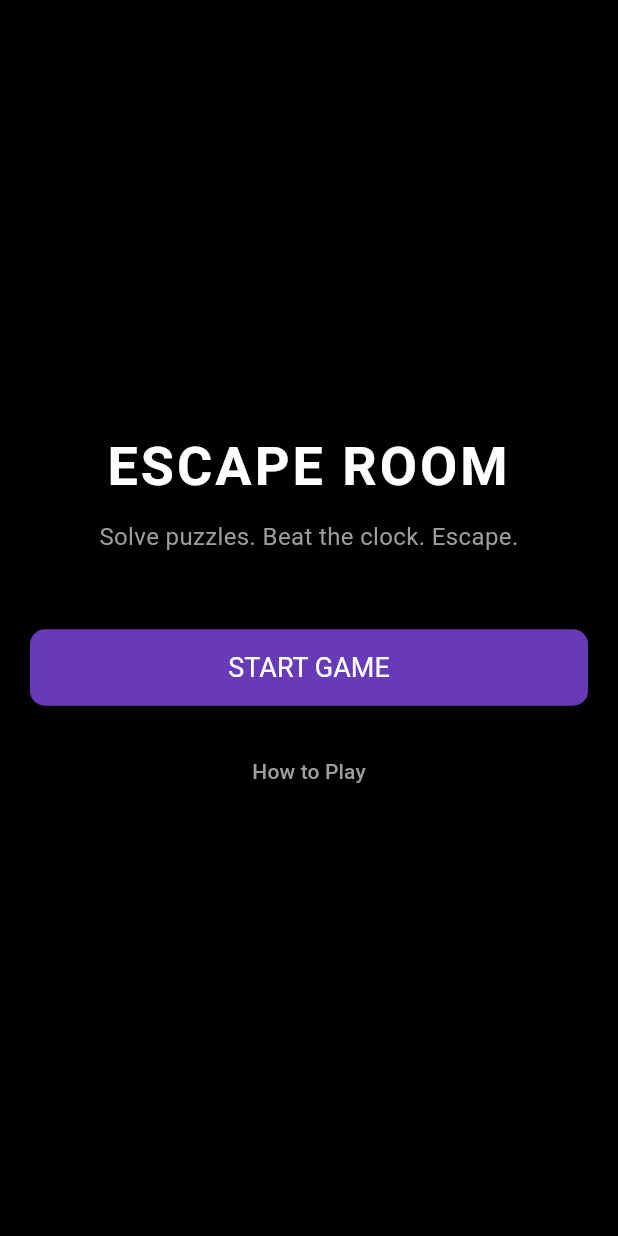
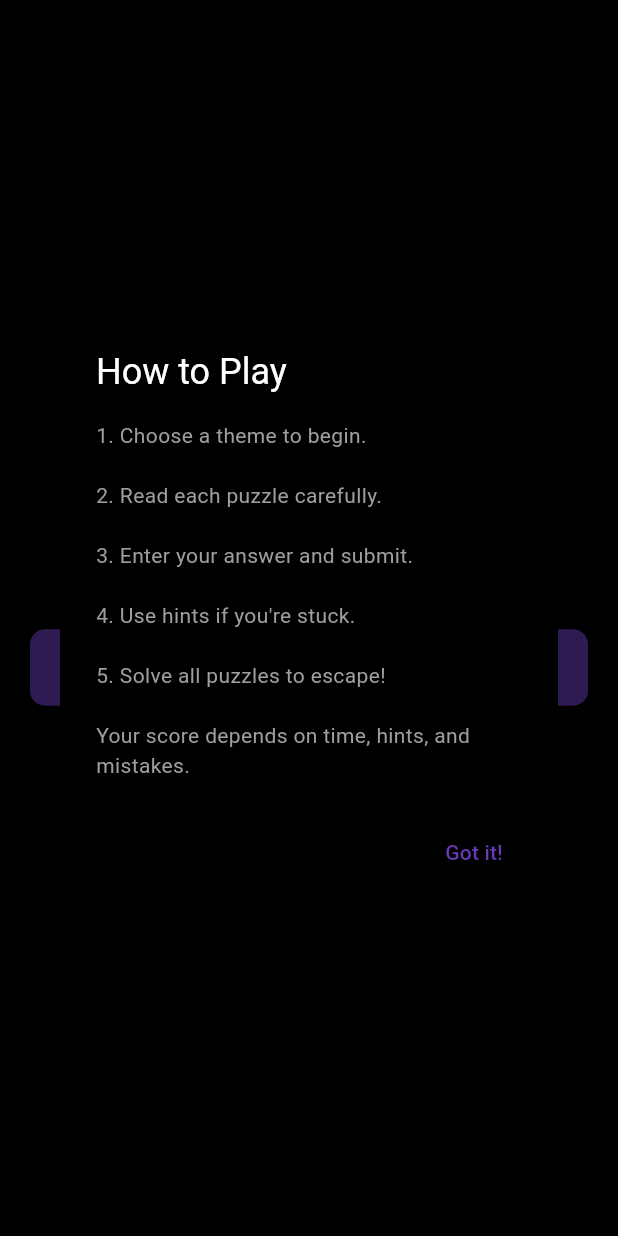
Before and after one commit to nabialavala/escaperoom_project, a Flutter app: the screen it shows after launch, after a tap on "How to Play", on a phone screen of 412 x 824 dp. Run offline on Flutter 3.47's test engine with Material 3 defaults, Android fonts, the phone set to English and light mode, and no system bars; our stand-ins replace shared_preferences, sqflite; accounts and stored records are empty.

Commit message:
Added how to play popup instructions

```diff
--- a/lib/screens/home_screen.dart
+++ b/lib/screens/home_screen.dart
@@ -1,5 +1,37 @@
 import 'package:flutter/material.dart';
 import 'login_screen.dart';
+
+void showHowToPlay(BuildContext context) {
+  showDialog(
+    context: context,
+    builder: (_) => AlertDialog(
+      backgroundColor: Colors.black,
+       title: const Text(
+         'How to Play',
+         style: TextStyle(color: Colors.white),
+       ),
+
+      content: const Text(
+        "1. Choose a theme to begin.\n\n"
+        "2. Read each puzzle carefully.\n\n"
+        "3. Enter your answer and submit.\n\n"
+        "4. Use hints if you're stuck.\n\n"
+        "5. Solve all puzzles to escape!\n\n"
+        "Your score depends on time, hints, and mistakes.",
+        style: TextStyle(color: Colors.grey),
+      ),
+        actions: [
+          TextButton(
+            onPressed: () => Navigator.pop(context),
+            child: const Text(
+              'Got it!',
+              style: TextStyle(color: Colors.deepPurple),
+          ),
+        ),
+      ],
+    ),
+  );
+}
 
 class HomeScreen extends StatelessWidget {
   const HomeScreen({super.key});
@@ -68,7 +100,9 @@ class HomeScreen extends StatelessWidget {
 
               //  OPTIONAL EXTRA BUTTON
               TextButton(
-                onPressed: () {},
+                onPressed: () {
+                  showHowToPlay(context);
+                },
                 child: const Text(
                   "How to Play",
                   style: TextStyle(color: Colors.grey),
```
